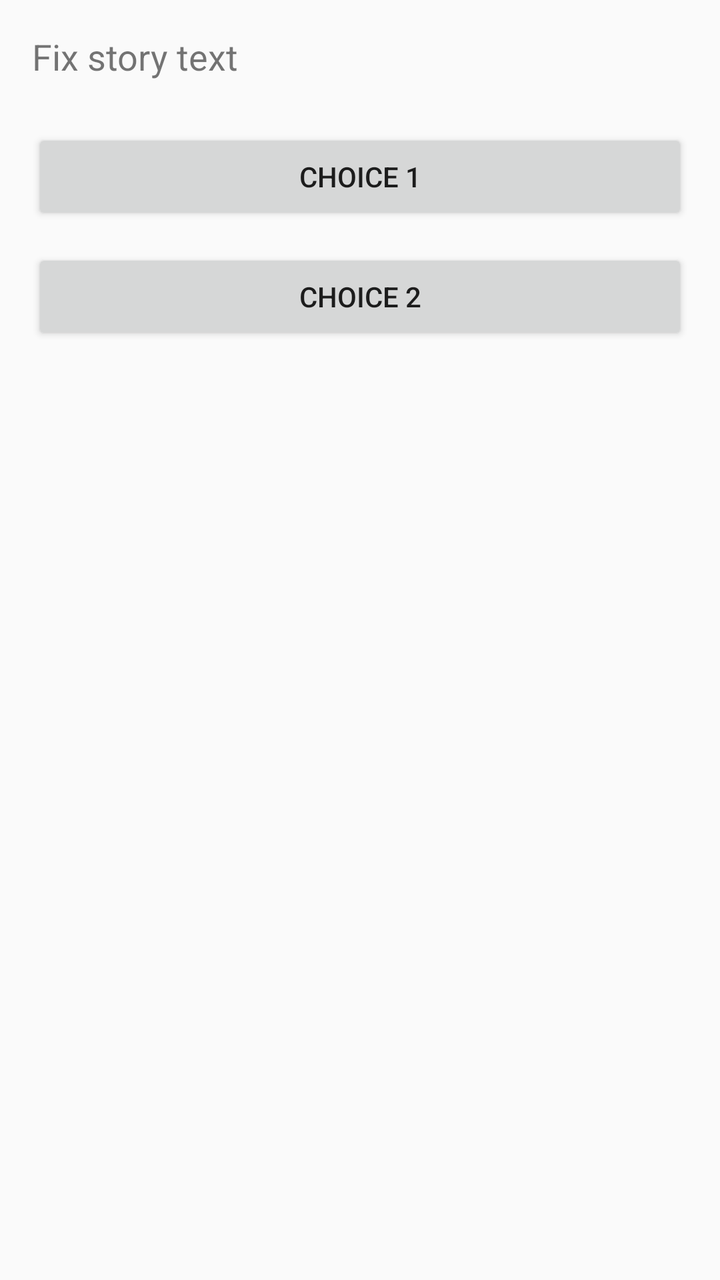
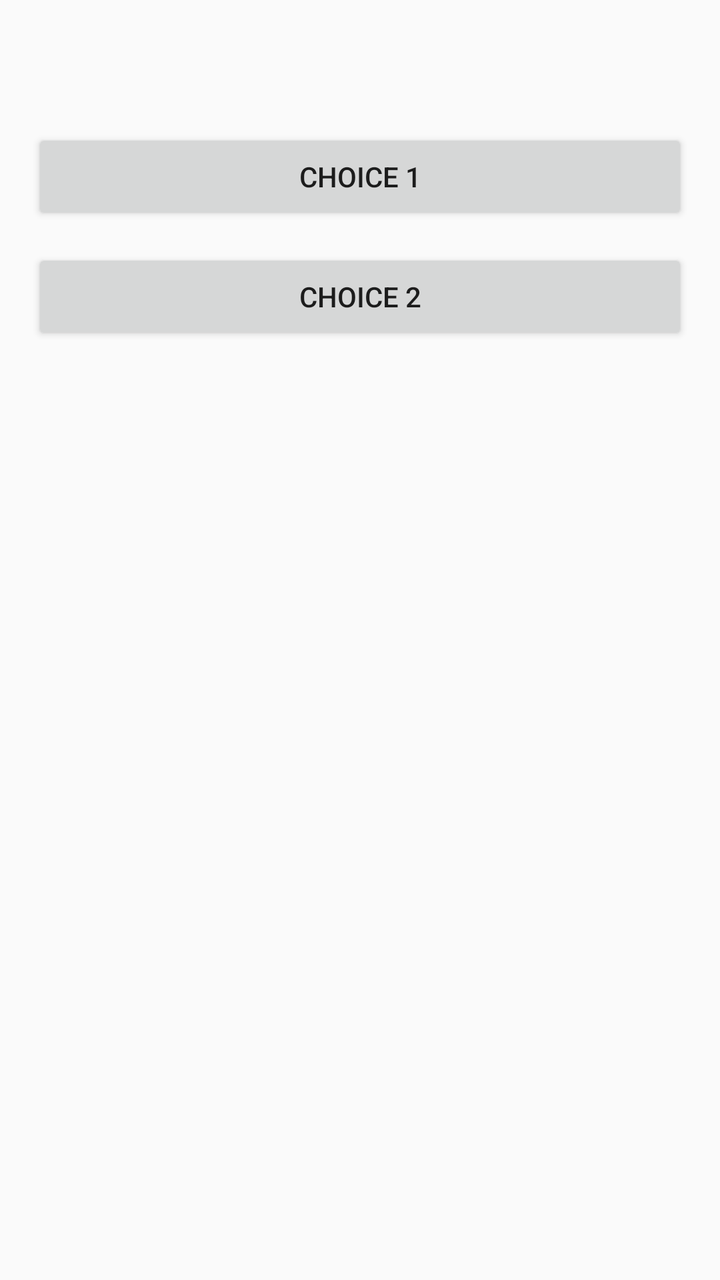

An Android layout rendered at two revisions. The XML below is the earlier revision; the diff shows what the commit changed to produce the second picture.
<!-- AndroidManifest.xml: application theme Theme.TheDragonsCrystal -->
<!-- res/layout/activity_story.xml -->
<?xml version="1.0" encoding="utf-8"?>
<ScrollView xmlns:android="http://schemas.android.com/apk/res/android"
    android:layout_width="match_parent"
    android:layout_height="match_parent">

    <LinearLayout
        android:id="@+id/story_layout"
        android:layout_width="match_parent"
        android:layout_height="wrap_content"
        android:orientation="vertical"
        android:padding="16dp">

        <TextView
            android:id="@+id/story_text"
            android:layout_width="match_parent"
            android:layout_height="wrap_content"
            android:text="Fix story text"
            android:textSize="18sp"
            android:paddingBottom="24dp"/>

        <Button
            android:id="@+id/choice1_button"
            android:layout_width="match_parent"
            android:layout_height="wrap_content"
            android:text="@string/choice_1"/>

        <Button
            android:id="@+id/choice2_button"
            android:layout_width="match_parent"
            android:layout_height="wrap_content"
            android:text="@string/choice_2"
            android:layout_marginTop="12dp"/>
    </LinearLayout>
</ScrollView>
<!-- resources referenced by this layout -->
<resources>
  <string name="choice_1">Choice 1</string>
  <string name="choice_2">Choice 2</string>
  <style name="Theme.TheDragonsCrystal" parent="Theme.AppCompat.Light.NoActionBar" />
</resources>

<!-- the commit's change to res/layout/activity_story.xml (unified diff, before → after) -->
@@ -14,7 +14,6 @@
             android:id="@+id/story_text"
             android:layout_width="match_parent"
             android:layout_height="wrap_content"
-            android:text="Fix story text"
             android:textSize="18sp"
             android:paddingBottom="24dp"/>
 
